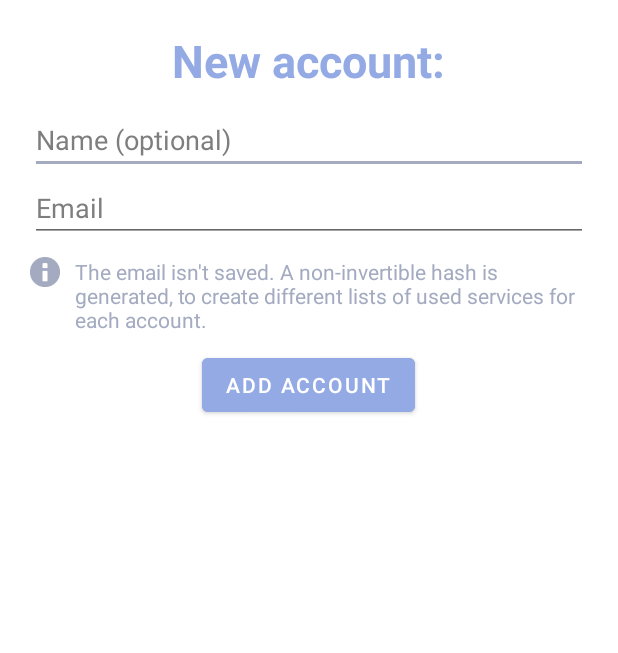
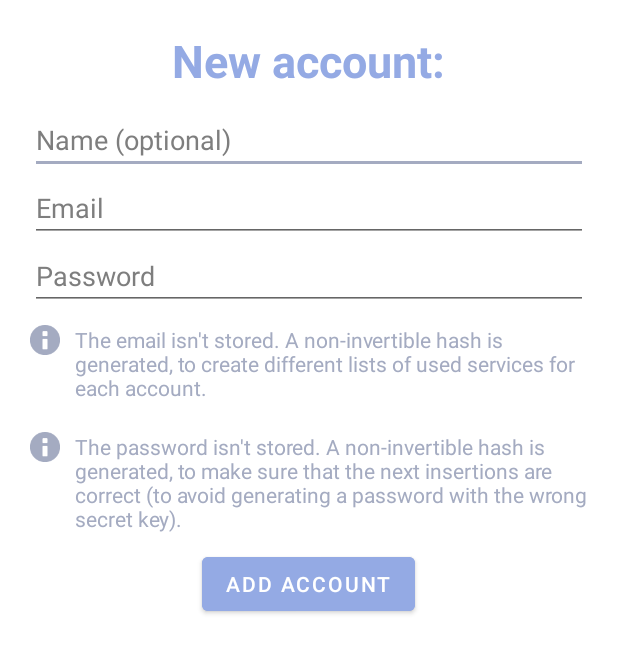
Before and after one commit to Bregaa/MyPasswordsAndroidApp, an Android app: the layout popup_add_account.xml on its own in the app's theme, with its tools: preview values and no code run, on a phone screen of 412 x 824 dp. Shown: the top 653 px of the screen. Run offline under Robolectric (Android 15) with nearby library versions, the phone set to English and light mode, and no system bars.

Commit message:
Added password to new account dialog with logic to create a hash of it and store it

```diff
--- a/app/src/main/res/layout/popup_add_account.xml
+++ b/app/src/main/res/layout/popup_add_account.xml
@@ -29,7 +29,16 @@
         android:layout_width="match_parent"
         android:layout_height="wrap_content"
         android:textColorHint="@color/popupHintText"
-        android:hint="Email" />
+        android:hint="Email"
+        android:inputType="textEmailAddress" />
+
+    <EditText
+        android:id="@+id/editTextAccountPassword"
+        android:layout_width="match_parent"
+        android:layout_height="wrap_content"
+        android:textColorHint="@color/popupHintText"
+        android:hint="Password"
+        android:inputType="textPassword" />
 
     <LinearLayout
         android:layout_width="match_parent"
@@ -49,7 +58,30 @@
         <TextView
             android:layout_width="wrap_content"
             android:layout_height="wrap_content"
-            android:text="The email isn't saved. A non-invertible hash is generated, to create different lists of used services for each account."
+            android:text="The email isn't stored. A non-invertible hash is generated, to create different lists of used services for each account."
+            android:textSize="14sp"
+            android:textColor="@color/popupSecondary" />
+    </LinearLayout>
+
+    <LinearLayout
+        android:layout_width="match_parent"
+        android:layout_height="wrap_content"
+        android:orientation="horizontal"
+        android:layout_marginTop="10dp"
+        android:layout_marginBottom="10dp">
+
+        <ImageView
+            android:layout_width="20sp"
+            android:layout_height="20sp"
+            android:src="@android:drawable/ic_dialog_info"
+            android:contentDescription="Info Icon"
+            app:tint="@color/popupSecondary"
+            android:layout_marginEnd="10dp" />
+
+        <TextView
+            android:layout_width="wrap_content"
+            android:layout_height="wrap_content"
+            android:text="The password isn't stored. A non-invertible hash is generated, to make sure that the next insertions are correct (to avoid generating a password with the wrong secret key)."
             android:textSize="14sp"
             android:textColor="@color/popupSecondary" />
     </LinearLayout>
```
Also changed, not shown: app/src/main/java/it/matteobreganni/mypasswords/ui/MainActivity.java (+8 -3 lines), app/src/main/java/utils/EncryptionHandlers.java (added, +45 -0 lines), app/src/main/java/utils/FileHandlers.java (+5 -3 lines).
